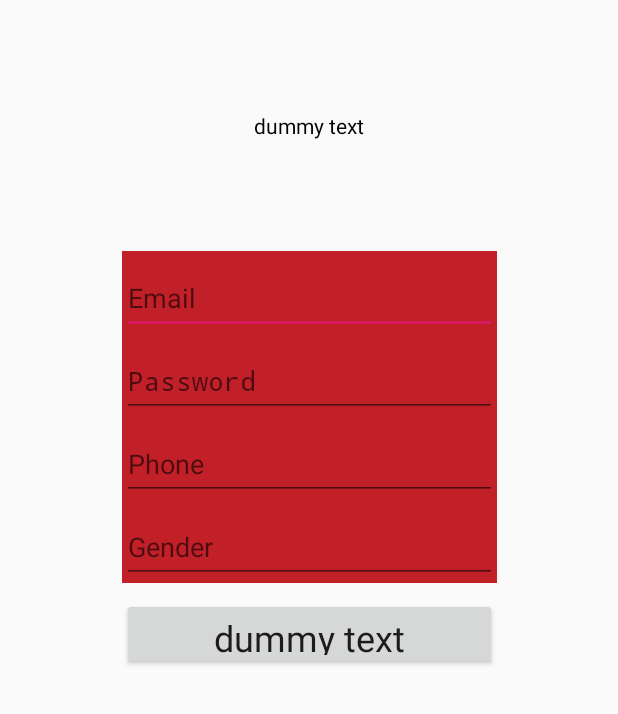
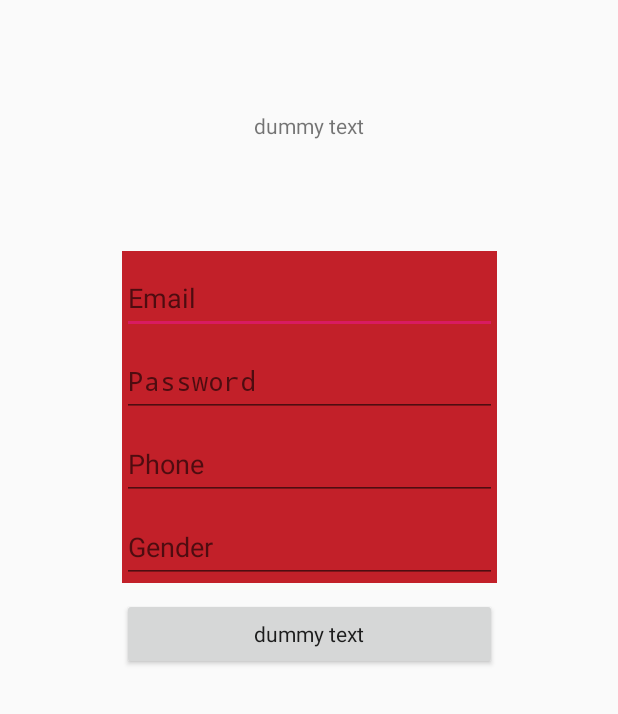
Before and after one commit to applicaster/applicaster-cam-framework, an Android app: the fragment SignUpFragment shown on its own in the app's theme, on a phone screen of 412 x 824 dp, the part 150-864 px from its top. Run offline under Robolectric (Android 15) with nearby library versions, the phone set to English and light mode, and no system bars; libraries missing offline, so code that uses them is left out: com.applicaster.util; plain views replace CustomButton, CustomTextView; 9 statements that could not run were skipped.

Commit message:
[Android] Added UI keys for login and sign-up screens. Customization setup

```diff
--- a/Android/cam/src/main/java/com/applicaster/cam/config/ui/UIKey.kt
+++ b/Android/cam/src/main/java/com/applicaster/cam/config/ui/UIKey.kt
@@ -9,9 +9,18 @@ enum class UIKey(
     val image: String? = null
 ) {
     // @formatter:off
-    SIGN_UP_TITLE(text = UI_KEY_SIGN_UP_TITLE_TEXT, textColor = UI_KEY_SIGN_UP_TITLE_COLOR),
-    SIGN_UP_BUTTON(text = UI_KEY_SIGN_UP_BUTTON_TEXT, textSize = UI_KEY_SIGN_UP_BUTTON_TEXT_SIZE),
-    THIRD_PARTY_AUTH_DESC(text= UI_KEY_THIRD_PARTY_AUTH_TEXT, image = UI_KEY_THIRD_PARTY_AUTH_BCKG),
+    TOOLBAR_BACK_BUTTON(image = UI_KEY_TOOLBAR_BACK),
+    TOOLBAR_CLOSE_BUTTON(image = UI_KEY_TOOLBAR_CLOSE),
+    TOOLBAR_HEADER_LOGO(image = UI_KEY_TOOLBAR_LOGO),
+    BACKGROUND_IMAGE(image = UI_KEY_BACKGROUND_IMAGE),
+    LOGIN_TITLE(text =UI_KEY_LOGIN_TITLE_TEXT),
+    LOGIN_RESET_PWD(text = UI_KEY_SIGN_UP_RESET_PWD_TEXT),
+    LOGIN_ALT_AUTH_TEXT(text = UI_KEY_THIRD_PARTY_LOGIN_TEXT),
+    LOGIN_BTN_TEXT(text = UI_KEY_LOGIN_BUTTON_TEXT, image = UI_KEY_LOGIN_BUTTON_IMAGE),
+    SIGN_UP_TITLE(text = UI_KEY_SIGN_UP_TITLE_TEXT),
+    SIGN_UP_ALT_AUTH_TEXT(text = UI_KEY_THIRD_PARTY_SIGN_UP_TEXT),
+    SIGN_UP_BUTTON(text = UI_KEY_SIGN_UP_BUTTON_TEXT, image = UI_KEY_SIGN_UP_BUTTON_IMAGE),
+    SEPARATOR_TEXT(text = UI_KEY_THIRD_PARTY_SEPARATOR_TEXT),
     BILLING_ITEM_SUBS_BUTTON(text = UI_KEY_BILLING_ITEM_SUBS_BUTTON_TEXT, textSize = UI_KEY_BILLING_ITEM_SUBS_BUTTON_TEXT_SIZE, image = UI_KEY_BILLING_ITEM_SUBS_BUTTON_BCKG),
     BILLING_ITEM_TITLE(textSize = UI_KEY_BILLING_ITEM_TITLE_TEXT_SIZE),
     BILLING_ITEM_DETAILS(textSize = UI_KEY_BILLING_ITEM_DETAILS_TEXT_SIZE),
@@ -23,13 +32,24 @@ enum class UIKey(
     // @formatter:on
 }
 
+// region Common UI keys
+const val UI_KEY_TOOLBAR_BACK = "back_button"
+const val UI_KEY_TOOLBAR_CLOSE = "close_button"
+const val UI_KEY_TOOLBAR_LOGO = "header_logo"
+const val UI_KEY_BACKGROUND_IMAGE = "background_image"
+// endregion
+
 // region Sign up UI keys
-const val UI_KEY_SIGN_UP_TITLE_TEXT = "key_sign_up_title"
-const val UI_KEY_SIGN_UP_TITLE_COLOR = "key_sign_up_color"
-const val UI_KEY_SIGN_UP_BUTTON_TEXT = "key_sign_up_button"
-const val UI_KEY_SIGN_UP_BUTTON_TEXT_SIZE = "key_sign_up_button_size"
-const val UI_KEY_THIRD_PARTY_AUTH_TEXT = "key_third_party_auth_title"
-const val UI_KEY_THIRD_PARTY_AUTH_BCKG = "key_third_party_auth_img"
+const val UI_KEY_SIGN_UP_TITLE_TEXT = "signup_screen_title_text"
+const val UI_KEY_SIGN_UP_BUTTON_TEXT = "signup_button_text"
+const val UI_KEY_SIGN_UP_BUTTON_IMAGE = "signup_button_image"
+const val UI_KEY_SIGN_UP_RESET_PWD_TEXT = "reset_password_text"
+const val UI_KEY_LOGIN_TITLE_TEXT = "login_screen_title_text"
+const val UI_KEY_LOGIN_BUTTON_TEXT = "login_button_text"
+const val UI_KEY_LOGIN_BUTTON_IMAGE = "login_button_image"
+const val UI_KEY_THIRD_PARTY_SIGN_UP_TEXT = "alternative_signup_promt_text"
+const val UI_KEY_THIRD_PARTY_LOGIN_TEXT = "alternative_login_promt_text"
+const val UI_KEY_THIRD_PARTY_SEPARATOR_TEXT = "separator_text"
 // endregion
 
 // region Billing item UI keys
--- a/Android/cam/src/main/java/com/applicaster/cam/ui/auth/AuthFragment.kt
+++ b/Android/cam/src/main/java/com/applicaster/cam/ui/auth/AuthFragment.kt
@@ -8,10 +8,13 @@ import android.view.ViewGroup
 import android.widget.EditText
 import android.widget.LinearLayout
 import com.applicaster.cam.R
+import com.applicaster.cam.config.ui.UIKey
+import com.applicaster.cam.config.ui.UIMapper
 import com.applicaster.cam.params.auth.AuthField
 import com.applicaster.cam.params.auth.AuthFieldConfig
 import com.applicaster.cam.ui.CamNavigationRouter
 import com.applicaster.cam.ui.base.view.BaseFragment
+import kotlinx.android.synthetic.main.fragment_auth.*
 import kotlinx.android.synthetic.main.layout_auth_input.*
 import kotlinx.android.synthetic.main.layout_bottom_bar.*
 import kotlinx.android.synthetic.main.layout_text_with_action.*
@@ -50,6 +53,13 @@ abstract class AuthFragment : BaseFragment(), IAuthView {
         toolbar_close_button.setOnClickListener { presenter?.onToolbarCloseClicked() }
     }
 
+    override fun applyUICustomizations() {
+        UIMapper.map(toolbar_back_button, UIKey.TOOLBAR_BACK_BUTTON)
+        UIMapper.map(toolbar_close_button, UIKey.TOOLBAR_CLOSE_BUTTON)
+        UIMapper.map(app_logo, UIKey.TOOLBAR_HEADER_LOGO)
+        UIMapper.map(container_parent_auth, UIKey.BACKGROUND_IMAGE)
+    }
+
     override fun populateAuthFieldsViews(authFieldConfig: AuthFieldConfig) {
         val etWidth = resources.getDimensionPixelSize(R.dimen.auth_et_width)
         val etHeight = resources.getDimensionPixelSize(R.dimen.auth_et_height)
@@ -69,7 +79,6 @@ abstract class AuthFragment : BaseFragment(), IAuthView {
         container_scrollable_input.layoutParams = container_scrollable_input.layoutParams.apply {
             height = parentMaxHeight
         }
-//        container.invalidate()
     }
 
     abstract fun initPresenter(navigationManager: CamNavigationRouter): IAuthPresenter
--- a/Android/cam/src/main/java/com/applicaster/cam/ui/auth/signup/SignUpFragment.kt
+++ b/Android/cam/src/main/java/com/applicaster/cam/ui/auth/signup/SignUpFragment.kt
@@ -8,6 +8,7 @@ import com.applicaster.cam.ui.auth.AuthFragment
 import com.applicaster.cam.ui.auth.AuthPresenter
 import com.applicaster.cam.ui.auth.IAuthPresenter
 import kotlinx.android.synthetic.main.fragment_auth.*
+import kotlinx.android.synthetic.main.layout_additional_auth.*
 import kotlinx.android.synthetic.main.layout_auth_input.*
 
 class SignUpFragment : AuthFragment(), ISignUpView {
@@ -21,8 +22,11 @@ class SignUpFragment : AuthFragment(), ISignUpView {
     }
 
     override fun applyUICustomizations() {
+        super.applyUICustomizations()
         tv_forgot_pwd.visibility = View.GONE
         UIMapper.map(tv_logo, UIKey.SIGN_UP_TITLE)
         UIMapper.map(btn_input_action, UIKey.SIGN_UP_BUTTON)
+        UIMapper.map(tv_add_auth_or, UIKey.SEPARATOR_TEXT)
+        UIMapper.map(tv_add_auth_desc, UIKey.SIGN_UP_ALT_AUTH_TEXT)
     }
 }
--- a/Android/cam/src/main/res/layout/fragment_auth.xml
+++ b/Android/cam/src/main/res/layout/fragment_auth.xml
@@ -1,7 +1,7 @@
 <?xml version="1.0" encoding="utf-8"?>
 <android.support.constraint.ConstraintLayout xmlns:android="http://schemas.android.com/apk/res/android"
     xmlns:app="http://schemas.android.com/apk/res-auto"
-    android:id="@+id/parent_auth"
+    android:id="@+id/container_parent_auth"
     android:layout_width="match_parent"
     android:layout_height="match_parent">
 
--- a/Android/cam/src/main/res/layout/layout_auth_input.xml
+++ b/Android/cam/src/main/res/layout/layout_auth_input.xml
@@ -36,8 +36,8 @@
         android:text="Forgot password?" />
 
     <com.applicaster.util.ui.CustomButton
-        android:layout_marginTop="@dimen/auth_text_margin"
         android:id="@+id/btn_input_action"
         style="@style/EditTextAuthInput"
-        android:text="SIGN IN"/>
+        android:layout_marginTop="@dimen/auth_text_margin"
+        android:text="SIGN IN" />
 </LinearLayout>
```
Also changed, not shown: Android/cam/src/main/java/com/applicaster/cam/ui/auth/login/LoginFragment.kt (+11 -6 lines).
